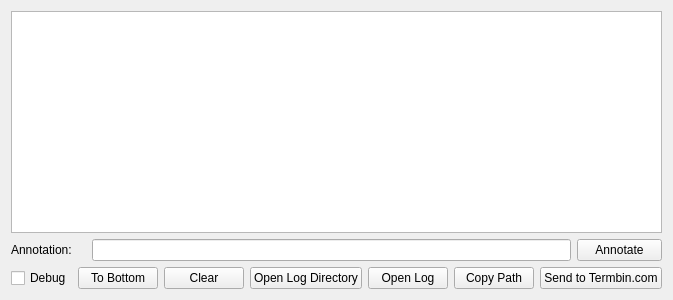
Before: the Qt Designer form loggingwindow.ui in adecarolis/wfweb, drawn with Qt 5.
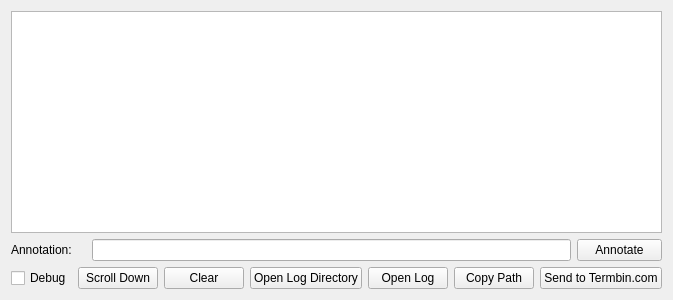
After: the same form once the commit is applied.

Commit message: Clarified control label to Scroll Down versus To Bottom.

What changed in the file:
```diff
--- a/loggingwindow.ui
+++ b/loggingwindow.ui
@@ -115,7 +115,7 @@
         <string>Scroll to bottom</string>
        </property>
        <property name="text">
-        <string>To Bottom</string>
+        <string>Scroll Down</string>
        </property>
       </widget>
      </item>
```
